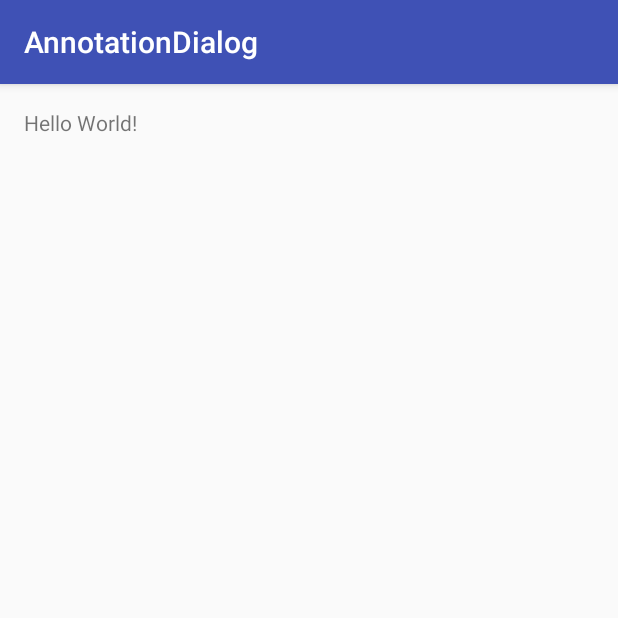
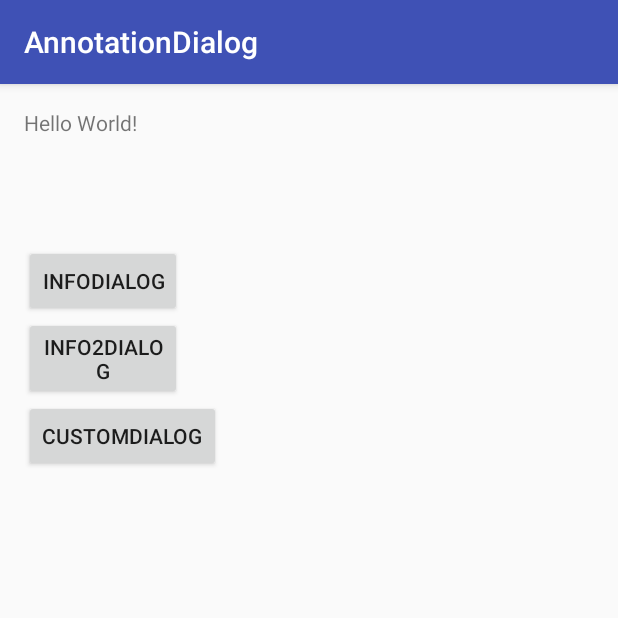
Before and after one commit to ye-lin-aung/AnnotationY, an Android app: the screen it shows after launch (MainActivity), on a phone screen of 412 x 824 dp, the top half of it. Run offline under Robolectric (Android 15) with nearby library versions, the phone set to English and light mode, and no system bars; our stand-ins replace ButterKnife; 1 statement that could not run was skipped.

```diff
--- a/AnnotationDialog/annotationcompiler/build.gradle
+++ b/AnnotationDialog/annotationcompiler/build.gradle
@@ -1,4 +1,7 @@
 apply plugin: 'java'
+
+sourceCompatibility = JavaVersion.VERSION_1_7
+targetCompatibility = JavaVersion.VERSION_1_7
 
 dependencies {
 
--- a/AnnotationDialog/app/src/main/java/com/plan/annotationy/annotationdialog/MainActivity.java
+++ b/AnnotationDialog/app/src/main/java/com/plan/annotationy/annotationdialog/MainActivity.java
@@ -1,12 +1,27 @@
 package com.plan.annotationy.annotationdialog;
 
+import android.os.Bundle;
 import android.support.v7.app.AppCompatActivity;
-import android.os.Bundle;
+import android.view.View;
+import android.widget.Button;
+import butterknife.Bind;
+import butterknife.ButterKnife;
+import butterknife.OnClick;
+import com.annotationapi.Dialog;
+import com.plan.annotationy.annotationdialogdialog.DialogUtils;
 
+@Dialog(title = "Hello", message = "Check this out", clazz = MainActivity.class)
 public class MainActivity extends AppCompatActivity {
+  @Bind(R.id.button) Button button;
+
+  @OnClick(R.id.button) public void Click(View view) {
+    DialogUtils.show();
+  }
 
   @Override protected void onCreate(Bundle savedInstanceState) {
     super.onCreate(savedInstanceState);
     setContentView(R.layout.activity_main);
+    ButterKnife.bind(this);
+    DialogUtils.bind(this);
   }
 }
--- a/AnnotationDialog/app/src/main/res/layout/activity_main.xml
+++ b/AnnotationDialog/app/src/main/res/layout/activity_main.xml
@@ -13,5 +13,31 @@
 	<TextView
 			android:text="Hello World!"
 			android:layout_width="wrap_content"
-			android:layout_height="wrap_content"/>
+			android:layout_height="wrap_content"
+			android:id="@+id/textView"/>
+
+	<Button
+			android:layout_width="wrap_content"
+			android:layout_height="wrap_content"
+			android:text="InfoDialog"
+			android:id="@+id/button"
+			android:layout_below="@+id/textView"
+			android:layout_alignParentStart="true"
+			android:layout_marginTop="72dp"/>
+
+	<Button
+			android:layout_width="wrap_content"
+			android:layout_height="wrap_content"
+			android:text="Info2Dialog"
+			android:id="@+id/button2"
+			android:layout_below="@+id/button"
+			android:layout_alignEnd="@+id/button"/>
+
+	<Button
+			android:layout_width="wrap_content"
+			android:layout_height="wrap_content"
+			android:text="CustomDialog"
+			android:id="@+id/button3"
+			android:layout_below="@+id/button2"
+			android:layout_alignParentStart="true"/>
 </RelativeLayout>
--- a/AnnotationDialog/build.gradle
+++ b/AnnotationDialog/build.gradle
@@ -6,6 +6,7 @@ buildscript {
   }
   dependencies {
     classpath 'com.android.tools.build:gradle:2.1.0-alpha5'
+    classpath 'com.neenbedankt.gradle.plugins:android-apt:1.8'
 
     // NOTE: Do not place your application dependencies here; they belong
     // in the individual module build.gradle files
```
Also changed, not shown: AnnotationDialog/annotationapi/build.gradle (+6 -1 lines), AnnotationDialog/annotationcompiler/src/main/java/com/annotationcompiler/AnnotatedDialog.java (+14 -4 lines), AnnotationDialog/annotationcompiler/src/main/java/com/annotationcompiler/AnnotatedGroupDialog.java (+83 -0 lines), AnnotationDialog/annotationcompiler/src/main/java/com/annotationcompiler/Compiler.java (+42 -5 lines), AnnotationDialog/app/build.gradle (+7 -1 lines).
